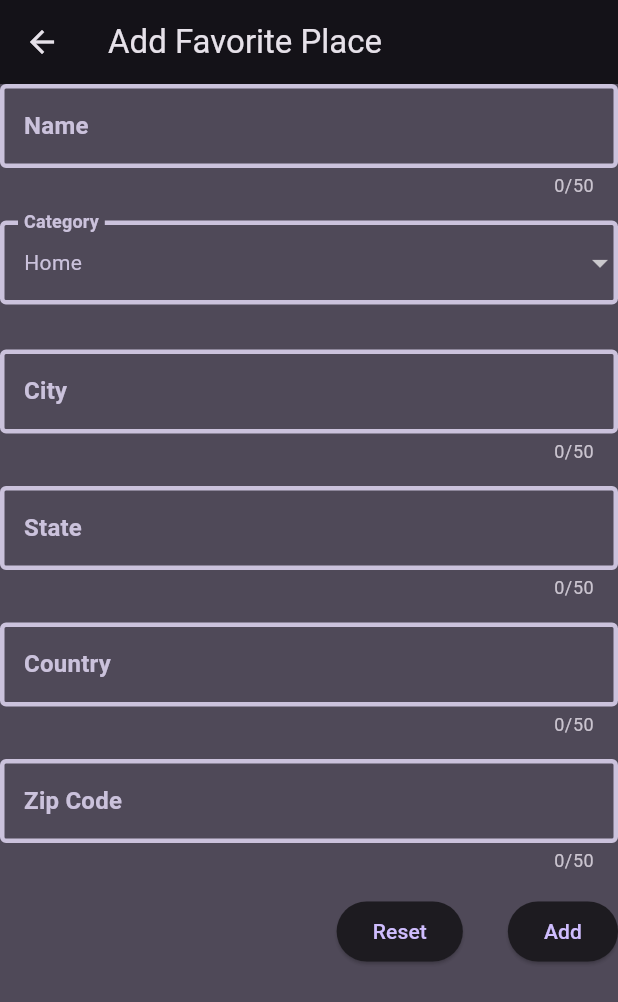
After one commit to subhroacharjee/favorite_place_apps, a Flutter app: the screen it shows after launch, after a tap on the "add" icon, on a phone screen of 412 x 824 dp. The commit adds this screen. Shown: the top 1002 px of the screen. Run offline on Flutter 3.47's test engine with Material 3 defaults, Android fonts, the phone set to English and light mode, and no system bars; our stand-ins replace flutter_riverpod, google_fonts, riverpod.

Commit message:
feat: adding 3 screens

```diff
--- a/lib/main.dart
+++ b/lib/main.dart
@@ -1,4 +1,6 @@
+import 'package:favorite_place_apps/src/screens/place_list_screen.dart';
 import 'package:flutter/material.dart';
+import 'package:flutter_riverpod/flutter_riverpod.dart';
 import 'package:google_fonts/google_fonts.dart';
 
 final colorScheme = ColorScheme.fromSeed(
@@ -10,7 +12,8 @@ final colorScheme = ColorScheme.fromSeed(
 final theme = ThemeData(useMaterial3: true).copyWith(
   scaffoldBackgroundColor: colorScheme.background,
   colorScheme: colorScheme,
-    textTheme: GoogleFonts.ubuntuCondensedTextTheme().copyWith(
+  textTheme: GoogleFonts.ubuntuCondensedTextTheme()
+      .copyWith(
         titleSmall: GoogleFonts.ubuntuCondensed(
           fontWeight: FontWeight.bold,
         ),
@@ -20,10 +23,16 @@ final theme = ThemeData(useMaterial3: true).copyWith(
         titleLarge: GoogleFonts.ubuntuCondensed(
           fontWeight: FontWeight.w400,
         ),
-    ));
+      )
+      .apply(bodyColor: Colors.white, displayColor: Colors.white),
+);
 
 void main() {
-  runApp(const MyApp());
+  runApp(
+    const ProviderScope(
+      child: MyApp(),
+    ),
+  );
 }
 
 class MyApp extends StatelessWidget {
@@ -35,7 +44,7 @@ class MyApp extends StatelessWidget {
     return MaterialApp(
       title: 'Flutter Demo',
       theme: theme,
-      home: Text("Hello world"),
+      home: const PlaceListScreen(),
     );
   }
 }
--- /dev/null
+++ b/lib/src/models/favorite_place.dart
@@ -0,0 +1,33 @@
+enum PlaceCategory { home, work, travel, relax, view, sports, activity, other }
+
+class Address {
+  const Address({
+    required this.city,
+    required this.state,
+    required this.country,
+    required this.zipcode,
+  });
+  final String? city;
+  final String? state;
+  final String? country;
+  final String? zipcode;
+
+  @override
+  String toString() {
+    var content = "${city} ${state} ${country} ${zipcode}";
+    return content;
+  }
+}
+
+class FavoritePlace {
+  FavoritePlace({
+    required this.id,
+    required this.name,
+    required this.category,
+    this.address,
+  });
+  final String id;
+  final String name;
+  final PlaceCategory category;
+  Address? address;
+}
--- /dev/null
+++ b/lib/src/providers/place_provider.dart
@@ -0,0 +1,26 @@
+import 'package:favorite_place_apps/src/models/favorite_place.dart';
+import 'package:riverpod/riverpod.dart';
+
+class PlaceNotifier extends StateNotifier<List<FavoritePlace>> {
+  PlaceNotifier() : super([]);
+
+  void addFavoritePlace(FavoritePlace place) {
+    state = [place, ...state];
+  }
+
+  void addFavoritePlaceToIndex(FavoritePlace place, int idx) {
+    var tmp = state;
+    tmp.insert(idx, place);
+    state = tmp;
+  }
+
+  void removeFavortiePlace(FavoritePlace place) {
+    var tmp = state;
+    state = [];
+    tmp.remove(place);
+    state = tmp;
+  }
+}
+
+final favoritePlaceProvider =
+    StateNotifierProvider<PlaceNotifier, List<FavoritePlace>>((ref) => PlaceNotifier());
--- /dev/null
+++ b/lib/src/screens/add_new_place.dart
@@ -0,0 +1,200 @@
+import 'package:favorite_place_apps/src/models/favorite_place.dart';
+import 'package:favorite_place_apps/src/providers/place_provider.dart';
+import 'package:flutter/material.dart';
+import 'package:flutter/src/widgets/framework.dart';
+import 'package:flutter_riverpod/flutter_riverpod.dart';
+import 'package:favorite_place_apps/src/util/string_extensions.dart';
+import 'package:uuid/v4.dart';
+
+class AddPlaceScreen extends ConsumerWidget {
+  final gKey = GlobalKey<FormState>();
+  late String _name;
+  PlaceCategory _category = PlaceCategory.home;
+  late String? _city;
+  late String? _state;
+  late String? _country;
+  late String? _zip;
+
+  void _save(BuildContext context, WidgetRef ref) {
+    if (!gKey.currentState!.validate()) return;
+    gKey.currentState!.save();
+    final newPlace = FavoritePlace(
+      id: UuidV4().toString(),
+      name: _name,
+      category: _category,
+      address: Address(
+        city: _city,
+        state: _state,
+        country: _country,
+        zipcode: _zip,
+      ),
+    );
+    ref.read(favoritePlaceProvider.notifier).addFavoritePlace(newPlace);
+    Navigator.of(context).pop();
+  }
+
+  @override
+  Widget build(BuildContext context, WidgetRef ref) {
+    return Scaffold(
+      appBar: AppBar(
+        title: Text("Add Favorite Place"),
+      ),
+      body: Form(
+        key: gKey,
+        child: Column(
+          children: [
+            _TextFormField(
+              value: "Name",
+              validate: (val) => val == null || val.isEmpty || val.trim().isEmpty,
+              onSave: (value) => _name = value!.capitalizeFirstLetter(),
+            ),
+            const SizedBox(
+              height: 15,
+            ),
+            _TDropDownButtonForm(
+              selectedCategory: _category,
+              onChanged: (cat) {
+                _category = cat;
+              },
+            ),
+            const SizedBox(
+              height: 30,
+            ),
+            _TextFormField(value: "City", validate: (value) => false, onSave: (val) => _city = val),
+            const SizedBox(
+              height: 15,
+            ),
+            _TextFormField(
+                value: "State", validate: (value) => false, onSave: (val) => _state = val),
+            const SizedBox(
+              height: 15,
+            ),
+            _TextFormField(
+                value: "Country", validate: (value) => false, onSave: (val) => _country = val),
+            const SizedBox(
+              height: 15,
+            ),
+            _TextFormField(
+                value: "Zip Code", validate: (value) => false, onSave: (val) => _zip = val),
+            const SizedBox(
+              height: 15,
+            ),
+            Row(
+              mainAxisAlignment: MainAxisAlignment.end,
+              children: [
+                ElevatedButton(
+                  onPressed: () {
+                    gKey.currentState!.reset();
+                  },
+                  child: const Text("Reset"),
+                ),
+                const SizedBox(
+                  width: 30,
+                ),
+                ElevatedButton(
+                  onPressed: () {
+                    _save(context, ref);
+                  },
+                  child: const Text("Add"),
+                )
+              ],
+            )
+          ],
+        ),
+      ),
+    );
+  }
+}
+
+class _TextFormField extends StatelessWidget {
+  const _TextFormField({
+    super.key,
+    required this.value,
+    required this.validate,
+    this.isSring = true,
+    required this.onSave,
+  });
+  final String value;
+  final bool Function(String?) validate;
+  final bool isSring;
+  final void Function(String?) onSave;
+
+  @override
+  Widget build(BuildContext context) {
+    return TextFormField(
+      maxLength: 50,
+      keyboardType: isSring ? TextInputType.text : TextInputType.number,
+      onSaved: onSave,
+      decoration: InputDecoration(
+        label: Text(
+          this.value,
+          style: Theme.of(context).textTheme.titleMedium!.copyWith(
+                color: Theme.of(context).colorScheme.secondary,
+              ),
+        ),
+        enabledBorder: OutlineInputBorder(
+          borderSide: BorderSide(width: 3, color: Theme.of(context).colorScheme.secondary),
+        ),
+        focusedBorder: OutlineInputBorder(
+          borderSide: BorderSide(width: 3, color: Theme.of(context).colorScheme.secondary),
+        ),
+      ),
+      validator: (value) {
+        if (validate(value)) return 'Invalid input';
+        return null;
+      },
+    );
+  }
+}
+
+class _TDropDownButtonForm extends StatefulWidget {
+  _TDropDownButtonForm({required this.selectedCategory, required this.onChanged});
+  PlaceCategory selectedCategory;
+  void Function(PlaceCategory) onChanged;
+  @override
+  State<_TDropDownButtonForm> createState() => _TDropDownButtonFormState();
+}
+
+class _TDropDownButtonFormState extends State<_TDropDownButtonForm> {
+  @override
+  Widget build(BuildContext context) {
+    return DropdownButtonFormField(
+      value: widget.selectedCategory,
+      items: [
+        for (final category in PlaceCategory.values)
+          DropdownMenuItem(
+            value: category,
+            onTap: () {},
+            child: Row(children: [
+              Text(
+                category.name.capitalizeFirstLetter(),
+                style: Theme.of(context).textTheme.bodyMedium!.copyWith(
+                      color: Theme.of(context).colorScheme.secondary,
+                    ),
+              ),
+            ]),
+          )
+      ],
+      onChanged: (obj) {
+        setState(() {
+          widget.onChanged(obj!);
+          widget.selectedCategory = obj;
+        });
+      },
+      decoration: InputDecoration(
+        label: Text(
+          "Category",
+          style: Theme.of(context).textTheme.titleMedium!.copyWith(
+                color: Theme.of(context).colorScheme.secondary,
+              ),
+        ),
+        enabledBorder: OutlineInputBorder(
+          borderSide: BorderSide(width: 3, color: Theme.of(context).colorScheme.secondary),
+        ),
+        focusedBorder: OutlineInputBorder(
+          borderSide: BorderSide(width: 3, color: Theme.of(context).colorScheme.secondary),
+        ),
+      ),
+    );
+  }
+}
--- /dev/null
+++ b/lib/src/screens/place_detail_screen.dart
@@ -0,0 +1,19 @@
+import 'package:favorite_place_apps/src/models/favorite_place.dart';
+import 'package:flutter/material.dart';
+import 'package:favorite_place_apps/src/util/string_extensions.dart';
+
+class PlaceDetails extends StatelessWidget {
+  const PlaceDetails({super.key, required this.place});
+  final FavoritePlace place;
+  @override
+  Widget build(BuildContext context) {
+    return Scaffold(
+      appBar: AppBar(title: Text(place.name.capitalizeFirstLetter())),
+      body: Center(
+        child: Text(
+          place.address.toString(),
+        ),
+      ),
+    );
+  }
+}
--- /dev/null
+++ b/lib/src/screens/place_list_screen.dart
@@ -0,0 +1,95 @@
+import 'package:favorite_place_apps/src/models/favorite_place.dart';
+import 'package:favorite_place_apps/src/providers/place_provider.dart';
+import 'package:favorite_place_apps/src/screens/add_new_place.dart';
+import 'package:favorite_place_apps/src/screens/place_detail_screen.dart';
+import 'package:flutter/material.dart';
+import 'package:flutter_riverpod/flutter_riverpod.dart';
+import 'package:favorite_place_apps/src/util/barrel.dart';
+
+class PlaceListScreen extends ConsumerStatefulWidget {
+  const PlaceListScreen({super.key});
+
+  @override
+  ConsumerState<ConsumerStatefulWidget> createState() {
+    return _PlaceListScreen();
+  }
+}
+
+class _PlaceListScreen extends ConsumerState<PlaceListScreen> {
+  @override
+  Widget build(BuildContext context) {
+    final places = ref.watch(favoritePlaceProvider);
+    return Scaffold(
+      appBar: AppBar(
+        title: const Text("Favorite Place"),
+        actions: [
+          IconButton(
+            onPressed: () {
+              Navigator.of(context).push(
+                MaterialPageRoute(
+                  builder: (ctx) => AddPlaceScreen(),
+                ),
+              );
+            },
+            icon: Icon(
+              Icons.add,
+            ),
+          )
+        ],
+      ),
+      body: places.isEmpty ? _noItem() : _itemList(places),
+    );
+  }
+
+  Widget _noItem() {
+    return const Center(
+      child: Text(
+        "No Favortite Items",
+      ),
+    );
+  }
+
+  Widget _itemList(List<FavoritePlace> places) {
+    return ListView.builder(
+        itemCount: places.length,
+        itemBuilder: (ctx, idx) {
+          return Dismissible(
+            onDismissed: (_) {
+              var item = places[idx];
+              ref.read(favoritePlaceProvider.notifier).removeFavortiePlace(item);
+              ScaffoldMessenger.of(context).showSnackBar(
+                SnackBar(
+                  content: Text("${item.name} has been removed"),
+                  action: SnackBarAction(
+                    label: "Undo",
+                    onPressed: () {
+                      setState(() {
+                        ref.read(favoritePlaceProvider.notifier).addFavoritePlaceToIndex(item, idx);
+                      });
+                    },
+                  ),
+                ),
+              );
+            },
+            key: UniqueKey(),
+            background: Container(
+              color: Theme.of(context).colorScheme.onError,
+              child: const Icon(Icons.delete),
+            ),
+            child: ListTile(
+              onTap: () {
+                Navigator.of(context).push(
+                  MaterialPageRoute(
+                    builder: (ctx) => PlaceDetails(
+                      place: places[idx],
+                    ),
+                  ),
+                );
+              },
+              title: Text(places[idx].name),
+              subtitle: Text(places[idx].category.name.capitalizeFirstLetter()),
+            ),
+          );
+        });
+  }
+}
--- /dev/null
+++ b/lib/src/util/barrel.dart
@@ -0,0 +1 @@
+export 'string_extensions.dart';
--- /dev/null
+++ b/lib/src/util/string_extensions.dart
@@ -0,0 +1,5 @@
+extension StringExtension on String {
+  String capitalizeFirstLetter() {
+    return '${this[0].toUpperCase()}${this.substring(1)}';
+  }
+}
--- a/pubspec.yaml
+++ b/pubspec.yaml
@@ -36,6 +36,9 @@ dependencies:
   # Use with the CupertinoIcons class for iOS style icons.
   cupertino_icons: ^1.0.2
   google_fonts: ^6.1.0
+  riverpod: ^2.4.9
+  flutter_riverpod: ^2.4.9
+  uuid: ^4.2.2
 
 dev_dependencies:
   flutter_test:
```
Also changed, not shown: pubspec.lock, 3 other files. Lines whose indentation alone changed are shown as unchanged.
